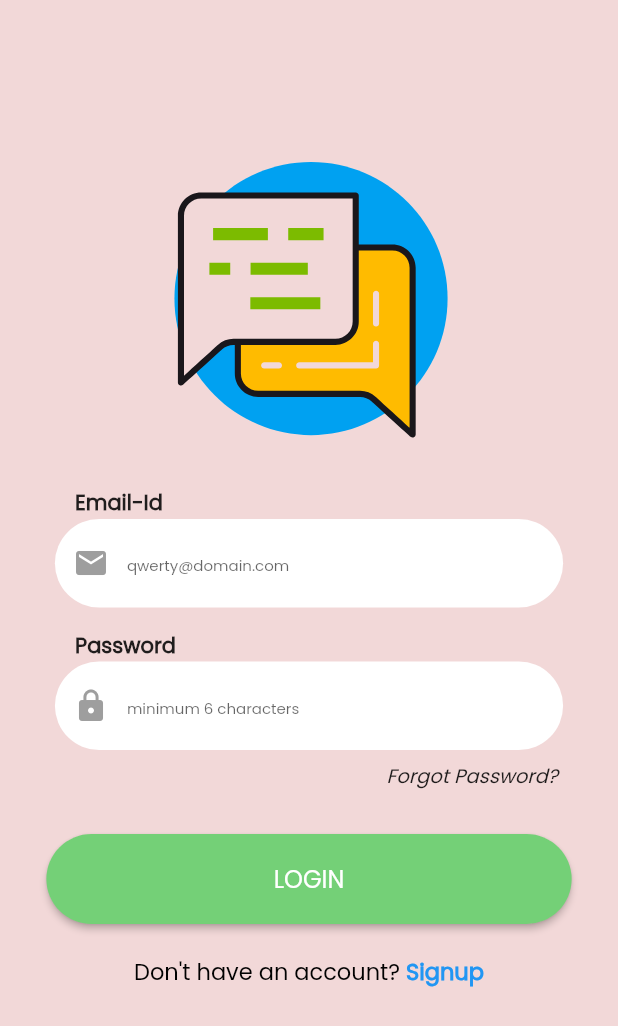
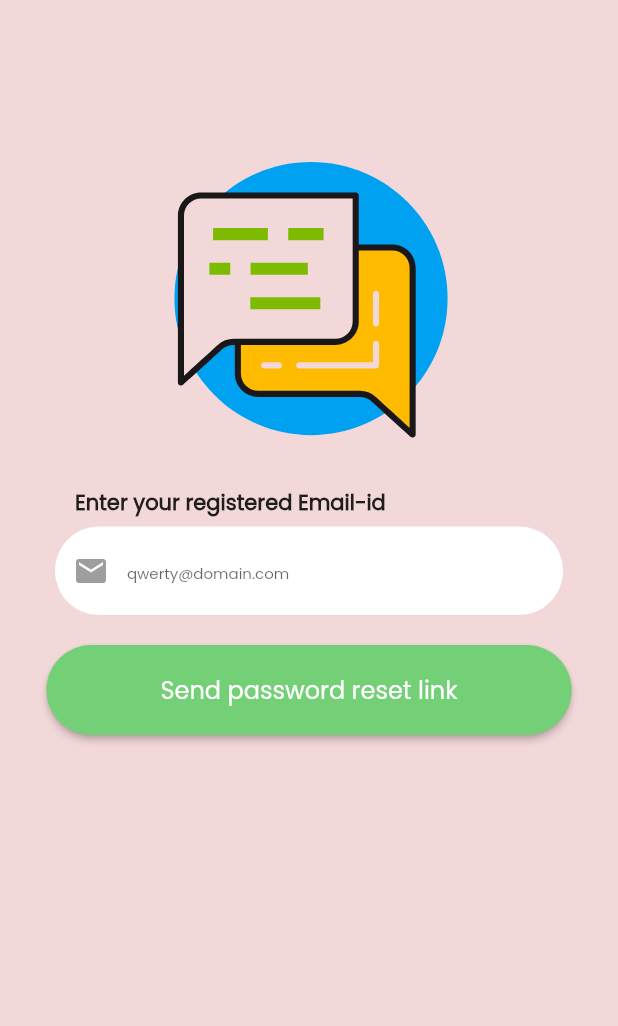
Before and after one commit to thebigjoe29/GlobeChat, a Flutter app: the screen it shows after launch, after a tap on "Forgot Password?", on a phone screen of 412 x 824 dp. Shown: the top 1026 px of the screen. Run offline on Flutter 3.47's test engine with Material 2 defaults, Android fonts, the phone set to English and light mode, and no system bars; our stand-ins replace cloud_firestore, file_picker, firebase_auth, firebase_core, firebase_storage, fluttertoast and 1 more; accounts and stored records are empty.

Commit message:
added forgot password

```diff
--- /dev/null
+++ b/lib/forgotpassword.dart
@@ -0,0 +1,174 @@
+import 'package:chatapp/basic_functions.dart';
+import 'package:chatapp/confirmresetpassword.dart';
+import 'package:chatapp/forgotpassword.dart';
+import 'package:chatapp/options.dart';
+import 'package:chatapp/userlogin.dart';
+import 'package:chatapp/usersignup.dart';
+import 'package:flutter/gestures.dart';
+import 'package:flutter/material.dart';
+import 'package:lottie/lottie.dart';
+import 'package:fluttertoast/fluttertoast.dart';
+
+class forgotPassword extends StatefulWidget {
+  const forgotPassword({super.key});
+
+  @override
+  State<forgotPassword> createState() => _forgotPasswordState();
+}
+
+class _forgotPasswordState extends State<forgotPassword> {
+  TextEditingController emailCon = TextEditingController();
+  //TextEditingController passCon = TextEditingController();
+  var isReset;
+  bool isLoading=false;
+  var isSent;
+  @override
+  Widget build(BuildContext context) {
+    double screenwidth = MediaQuery.of(context).size.width;
+    TextStyle mystyle = TextStyle(
+        fontFamily: "myFont", color: Color.fromARGB(255, 129, 128, 128));
+    return SafeArea(
+      child: Scaffold(
+        resizeToAvoidBottomInset: false,
+        backgroundColor: Color.fromARGB(255, 242, 216, 216),
+        body: Center(
+          child: Column(
+            mainAxisAlignment: MainAxisAlignment.start,
+            crossAxisAlignment: CrossAxisAlignment.center,
+            children: [
+              SizedBox(
+                height: 100,
+              ),
+              Hero(
+                tag: "yo",
+                child: SizedBox(
+                  child: Lottie.asset('assets/2.json'),
+                  width: 200,
+                  height: 200,
+                ),
+              ),
+              SizedBox(
+                height: 25,
+              ),
+              Row(
+                mainAxisAlignment: MainAxisAlignment.start,
+                children: [
+                  SizedBox(width: 50,),
+                  Text("Enter your registered Email-id",style: TextStyle(fontFamily: "myFont",fontWeight: FontWeight.bold),),
+                ],
+              ),
+              SizedBox(
+                height: 5,
+              ),
+              SizedBox(
+                width: screenwidth * 0.9,
+                child: Padding(
+                  padding: EdgeInsets.symmetric(
+                      horizontal:
+                          16), // Adjust the horizontal padding as needed
+                  child: TextField(
+                    controller: emailCon,
+                    keyboardType: TextInputType.emailAddress,
+                    decoration: InputDecoration(
+                        border: OutlineInputBorder(
+                            borderRadius: BorderRadius.circular(30),
+                            borderSide: BorderSide.none),
+                        prefixIcon: Icon(
+                          Icons.email,
+                          color: Colors.grey,
+                        ),
+                        // labelText: 'Enter email-id',
+                        // labelStyle: mystyle,
+                        hintText: "qwerty@domain.com",
+                        hintStyle:
+                            TextStyle(fontFamily: "myFont", fontSize: 10),
+                        filled: true,
+                        fillColor: Colors.white
+
+                        //labelStyle:
+                        ),
+                  ),
+                ),
+              ),
+              SizedBox(
+                height: 20,
+              ),
+              SizedBox(
+                  width: screenwidth * 0.85,
+                  height: 60,
+                  child: ElevatedButton(
+                    onPressed: () async {
+                    if(emailCon.text.isEmpty){
+                      ScaffoldMessenger.of(context)
+                              .showSnackBar(SnackBar(
+                                width: 300,
+                                padding: EdgeInsets.all(10),
+                              content: Center(child: Text("Email-Id field cannot be empty",style: TextStyle(fontFamily: "myFont"),)),
+                              shape: RoundedRectangleBorder(borderRadius: BorderRadius.circular(30)),
+                              backgroundColor: Colors.black,
+                               behavior: SnackBarBehavior.floating,
+                               duration: Duration(milliseconds: 1500),
+                            ));
+                    }
+
+                    else{
+                      setState(() {
+                        isLoading=!isLoading;
+                      });
+                     isSent=await sendPasswordResetEmail(emailCon.text);
+                     setState(() {
+                       isLoading=!isLoading;
+                     });
+                     if(isSent is bool && isSent){
+                       ScaffoldMessenger.of(context)
+                              .showSnackBar(SnackBar(
+                                width: 350,
+                                padding: EdgeInsets.all(10),
+                              content: Center(child: Text("Password reset link sent successfully!",style: TextStyle(fontFamily: "myFont"),)),
+                              shape: RoundedRectangleBorder(borderRadius: BorderRadius.circular(30)),
+                              backgroundColor: Colors.black,
+                               behavior: SnackBarBehavior.floating,
+                               duration: Duration(milliseconds: 1500),
+                            ));
+
+                           Navigator.of(context).push(MaterialPageRoute(
+            builder: (_) => loginpage(),
+          ));
+
+                     }
+                     else{
+                       ScaffoldMessenger.of(context)
+                              .showSnackBar(SnackBar(
+                                width: 350,
+                                padding: EdgeInsets.all(10),
+                              content: Center(child: Text("Email-Id invalid or in wrong format",style: TextStyle(fontFamily: "myFont"),)),
+                              shape: RoundedRectangleBorder(borderRadius: BorderRadius.circular(30)),
+                              backgroundColor: Colors.black,
+                               behavior: SnackBarBehavior.floating,
+                               duration: Duration(milliseconds: 1500),
+                            ));
+                     }
+                    }
+                    },
+                    child: isLoading?  SizedBox(
+                  child: Lottie.asset('assets/5.json'),
+                  width: 50,
+                  height: 50,
+                ) :Text(
+                      "Send password reset link",
+                      style: TextStyle(fontFamily: "myFont", fontSize: 16),
+                    ),
+                    style: ElevatedButton.styleFrom(
+                        shape: RoundedRectangleBorder(
+                            borderRadius: BorderRadius.circular(70)),
+                        backgroundColor: Color.fromARGB(255, 116, 208, 119)),
+                  ),
+                ),
+
+            ],
+          ),
+        ),
+      ),
+    );
+  }
+}
--- a/lib/userlogin.dart
+++ b/lib/userlogin.dart
@@ -1,4 +1,5 @@
 import 'package:chatapp/basic_functions.dart';
+import 'package:chatapp/forgotpassword.dart';
 import 'package:chatapp/options.dart';
 import 'package:chatapp/usersignup.dart';
 import 'package:flutter/gestures.dart';
@@ -124,7 +125,11 @@ class _loginpageState extends State<loginpage> {
                   mainAxisAlignment: MainAxisAlignment.end,
                   children: [
                     GestureDetector(
-                        onTap: () {},
+                        onTap: () {
+                          Navigator.of(context).push(MaterialPageRoute(
+              builder: (_) => forgotPassword(),
+            ));
+                        },
                         child: Text(
                           "Forgot Password?",
                           style: TextStyle(
```
Also changed, not shown: lib/basic_functions.dart (+21 -0 lines), lib/confirmresetpassword.dart (added, +208 -0 lines).
